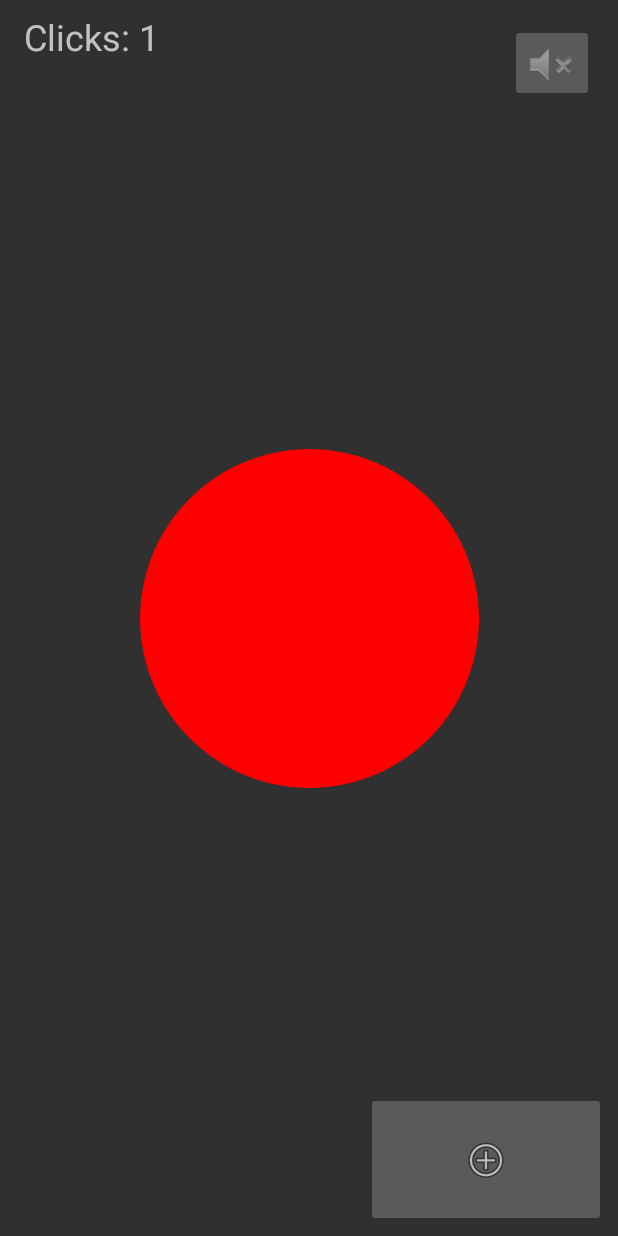
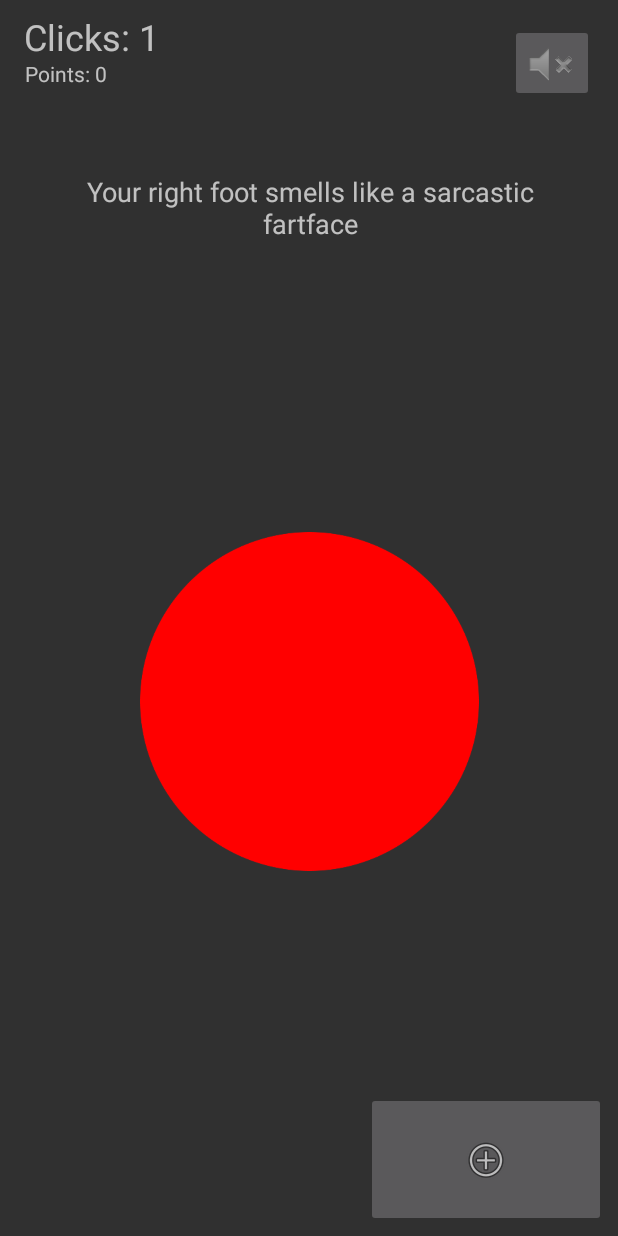
Before and after one commit to UNFDanmark/SDC2017-PointlessButton, an Android app: the screen it shows after launch (MainActivity), after a tap on an icon or button, on a phone screen of 412 x 824 dp. Run offline under Robolectric (Android 15) with nearby library versions, the phone set to English and light mode, and no system bars.

Commit message:
Removed toast added textView for insults / added to layout added ask for permission to read contacts (fixes random crashes)

```diff
--- a/app/src/main/java/com/example/deltager/pointlessclicker/MainActivity.java
+++ b/app/src/main/java/com/example/deltager/pointlessclicker/MainActivity.java
@@ -1,5 +1,6 @@
 package com.example.deltager.pointlessclicker;
 
+import android.Manifest;
 import android.app.NotificationManager;
 import android.app.PendingIntent;
 import android.content.Context;
@@ -7,9 +8,11 @@ import android.content.Intent;
 import android.media.AudioManager;
 import android.media.MediaPlayer;
 import android.os.CountDownTimer;
+import android.support.v4.app.ActivityCompat;
 import android.support.v4.app.NotificationCompat;
 import android.support.v4.app.TaskStackBuilder;
 import android.content.pm.PackageManager;
+import android.support.v4.content.ContextCompat;
 import android.support.v7.app.AppCompatActivity;
 import android.os.Bundle;
 import android.view.View;
@@ -20,33 +23,47 @@ import android.widget.TextView;
 public class MainActivity extends AppCompatActivity {
     public long clickCounter;  // Variables
     public static TextView score;
+    public
+
+    TextView textInsult;
     public ImageButton red;
     public ImageButton mute;
     public ImageButton menu;
     insultGenerator insult;
     Toaster toaster;
     public Boolean mutesound = false;
+    public double chance = 1;
 
     // ved app start
     @Override
     protected void onCreate(Bundle savedInstanceState) {
         super.onCreate(savedInstanceState);
         setContentView(R.layout.activity_main);
+        insult = new insultGenerator(getApplicationContext());  //Generates random text
+        toaster = new Toaster(insult);
         red = (ImageButton) findViewById(R.id.redButt);     // Path to layout objects
         mute = (ImageButton) findViewById(R.id.mute);
         menu = (ImageButton) findViewById(R.id.menuButt);
         score = (TextView) findViewById(R.id.clickText);
-        insult = new insultGenerator(getApplicationContext());
-        toaster = new Toaster(insult);
         red.setSoundEffectsEnabled(false);
+        textInsult = (TextView) findViewById(R.id.textInsult);
 
+
+        if (ContextCompat.checkSelfPermission(this,  Manifest.permission.READ_CONTACTS) != PackageManager.PERMISSION_GRANTED) {
+            ActivityCompat.requestPermissions(this, new String[]{Manifest.permission.READ_CONTACTS}, 123);
+        }
     }
 
+
+    public static int genRandomNum() {   // Generate random number{
+        int randomNum = (int) (Math.random() * 100);
+        return randomNum;
+    }
 
     //click counter
     public void click(View view) {
         updateClickCounter();
-        toaster.makeToast(this);
+
 
         if (mutesound == false) {
             final MediaPlayer sound = MediaPlayer.create(this, R.raw.clicksound);
@@ -63,15 +80,36 @@ public class MainActivity extends AppCompatActivity {
                 }
             }.start();
         }
+        if (genRandomNum() < 100 * chance) { // make 100 for best use
+
+            if (genRandomNum() < 10 * chance) { //Chance to get contact
+                String toastTextContact = insult.getRandomContact();
+                textInsult.setText(toastTextContact);
+                chance = 1;
+            } else {
+                String toastText = insult.getRandomInsult();
+                System.out.println(toastText);
+                textInsult.setText(toastText);
+                chance = 1;
+
+            }
+
+        } else {
+            chance *= 1.15;
+            if (chance > 1000) {
+                System.out.println(chance);
+            }
+        }
+
+
     }
 
     public void updateClickCounter()    // UpdateClickCounter
     {
         clickCounter++;
         score.setText(String.valueOf("Clicks: " + clickCounter));
+    }
 
-
-    }
 
     public void interactMenu(View view) {
         Intent menu = new Intent(this, menuActivity.class);
@@ -80,7 +118,9 @@ public class MainActivity extends AppCompatActivity {
 
     public void onStop() {
         super.onStop();
-        new CountDownTimer(5 * 60 * 1000, 1000) {
+
+        int index = (int) (Math.random() * Math.random() * 600);
+        new CountDownTimer(index * 60 * 1000, 1000) {
 
             public void onTick(long millisUntilFinished) {
             }
@@ -88,7 +128,6 @@ public class MainActivity extends AppCompatActivity {
             public void onFinish() {
                 notification();
             }
-
         }.start();
     }
 
@@ -130,10 +169,11 @@ public class MainActivity extends AppCompatActivity {
         super.onResume();
         clickCounter = Save.load(getApplicationContext());
         score.setText(String.valueOf("Clicks: " + clickCounter));
-
     }
 
     public void mutesound(View view) {
         mutesound = !mutesound;
     }
+
+
 }
--- a/app/src/main/java/com/example/deltager/pointlessclicker/Toaster.java
+++ b/app/src/main/java/com/example/deltager/pointlessclicker/Toaster.java
@@ -1,14 +1,17 @@
 package com.example.deltager.pointlessclicker;
 
+import android.os.CountDownTimer;
 import android.widget.Toast;
 
 /**
  * Created by deltager on 07-07-17.
  */
 
+
 public class Toaster {
 
 
+    private static final int LONG_DELAY = 35000;
     public insultGenerator insult;
     public double chance = 1;
     public Toast toast;
@@ -20,38 +23,7 @@ public class Toaster {
 
     public static int genRandomNum()   // Generate random number
     {
-        int randomNum = (int) (Math.random() * 10000000);
+        int randomNum = (int) (Math.random() * 1000);
         return randomNum;
     }
-
-
-    public void makeToast(MainActivity activity) {
-
-        if (genRandomNum() < 100 * chance) { // make 100 for best use
-            if (toast != null) {
-                toast.cancel();
-            }
-            if (genRandomNum() < 15 * chance) {
-                String toastTextContact = insult.getRandomContact();
-                toast = Toast.makeText(activity, toastTextContact, Toast.LENGTH_LONG);
-            } else {
-                String toastText = insult.getRandomInsult();
-                System.out.println(toastText);
-                toast = Toast.makeText(activity, toastText, Toast.LENGTH_LONG);
-            }
-
-            toast.show();
-            toast.show();
-            toast.show();
-            toast.show();
-            chance = 1;
-
-        } else {
-            chance *= 1.15;
-            if (chance > 1000) {
-                System.out.println(chance);
-            }
-        }
-
-    }
 }
--- a/app/src/main/java/com/example/deltager/pointlessclicker/insultGenerator.java
+++ b/app/src/main/java/com/example/deltager/pointlessclicker/insultGenerator.java
@@ -158,6 +158,7 @@ public class insultGenerator {
     }
 
     public String getRandomContact() {
+
         Cursor managedCursor = context.getContentResolver().query(ContactsContract.Contacts.CONTENT_URI, null, null, null, null);
         int size = managedCursor.getCount();
         int index = (int) (Math.random() * size);
@@ -179,14 +180,14 @@ public class insultGenerator {
         notificationText.add("I'm ready to fight again.");
         notificationText.add("I'm bored. Let me annoy you");
         notificationText.add("Stop whatever you're doing and click me instead");
-        notificationText.add("Mmmm daddy, I am so ready for another round of clicking");
+        notificationText.add("I am so ready for another round of clicking");
         notificationText.add("I've been a bad button and you know it");
-        notificationText.add("You do realize I have access to your camera. I can see when you take pictures of yourself");
+        notificationText.add("You do realize I have access to your camera");
         notificationText.add("Stop taking selfies you slut!");
-        notificationText.add("Daddy, I've been such a bad button. Please come and punish me again");
+        notificationText.add("Daddy, I've been such a bad button");
         notificationText.add("Click me! Click ME! CLICK ME!");
         notificationText.add("Hello there...");
-        notificationText.add("SomeBODY once told me, that the button's gonna rule me...");
+        notificationText.add("SomeBODY once told me...");
     }
     public String getRandomNotification(){
         int randomNotification = (int) (Math.random() * notificationText.size());
--- a/app/src/main/res/layout/activity_main.xml
+++ b/app/src/main/res/layout/activity_main.xml
@@ -23,7 +23,8 @@
         app:layout_constraintLeft_toLeftOf="parent"
         app:layout_constraintRight_toRightOf="parent"
         app:layout_constraintTop_toTopOf="parent"
-        app:srcCompat="@drawable/animationbutton" />
+        app:srcCompat="@drawable/animationbutton"
+        app:layout_constraintVertical_bias="0.602" />
     <!--- just a comment -->
 
     <ImageButton
@@ -71,4 +72,37 @@
         tools:layout_editor_absoluteY="494dp"
         tools:layout_editor_absoluteX="278dp" />
 
+    <TextView
+        android:id="@+id/textInsult"
+        android:layout_width="311dp"
+        android:layout_height="94dp"
+        android:layout_marginBottom="8dp"
+        android:layout_marginLeft="8dp"
+        android:layout_marginRight="8dp"
+        android:layout_marginTop="8dp"
+        android:textAlignment="center"
+        android:textSize="18sp"
+        app:layout_constraintBottom_toBottomOf="parent"
+        app:layout_constraintHorizontal_bias="0.508"
+        app:layout_constraintLeft_toLeftOf="parent"
+        app:layout_constraintRight_toRightOf="parent"
+        app:layout_constraintTop_toTopOf="parent"
+        app:layout_constraintVertical_bias="0.15" />
+
+    <TextView
+        android:id="@+id/textView3"
+        android:layout_width="wrap_content"
+        android:layout_height="wrap_content"
+        android:text="Points: 0"
+        android:layout_marginLeft="8dp"
+        app:layout_constraintLeft_toLeftOf="parent"
+        app:layout_constraintTop_toTopOf="parent"
+        android:layout_marginTop="39dp"
+        android:layout_marginRight="8dp"
+        app:layout_constraintRight_toRightOf="parent"
+        app:layout_constraintHorizontal_bias="0.025"
+        app:layout_constraintBottom_toBottomOf="parent"
+        android:layout_marginBottom="8dp"
+        app:layout_constraintVertical_bias="0.0" />
+
 </android.support.constraint.ConstraintLayout>
```
